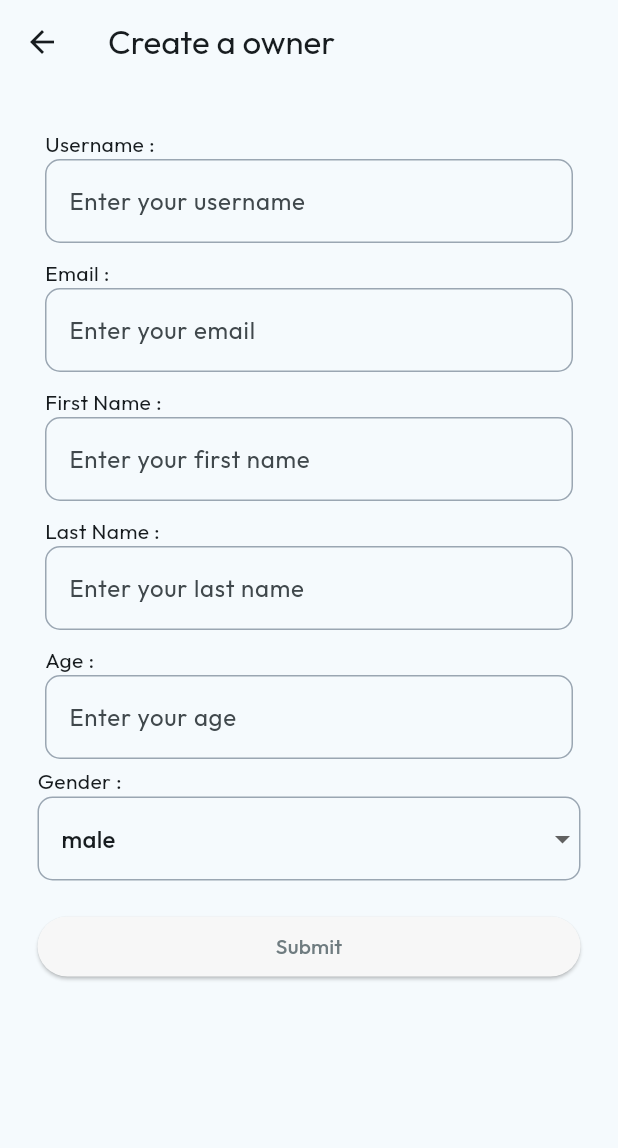
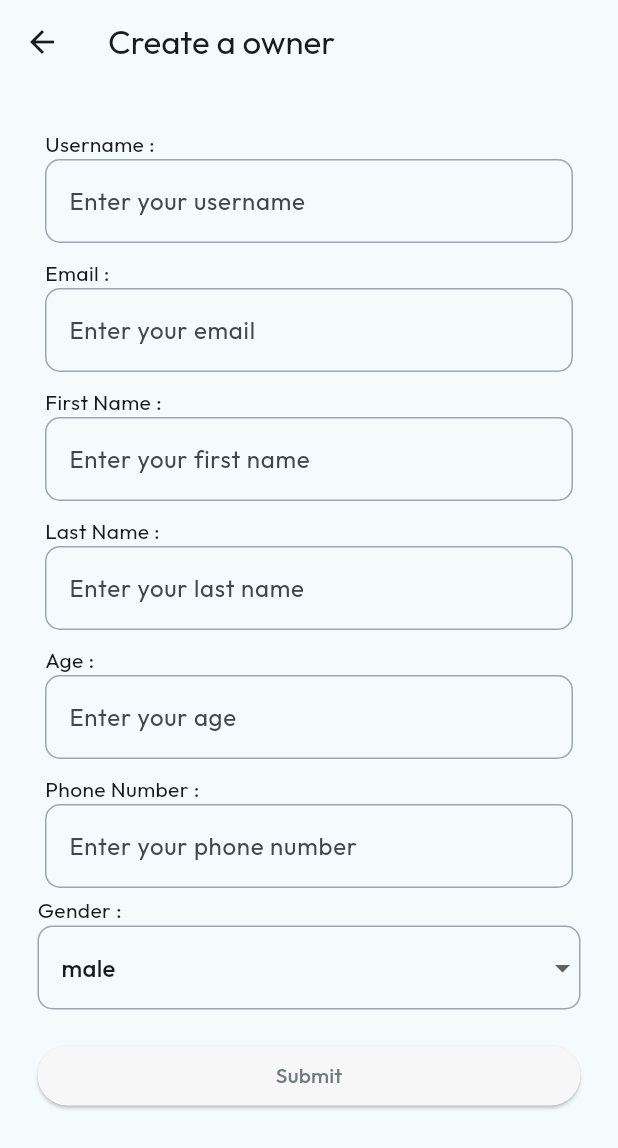
Before and after one commit to krishas04/moto_manage_app, a Flutter app: the screen it shows after launch, after a tap on "Create new user", on a phone screen of 412 x 824 dp. Shown: the top 1148 px of the screen. Run offline on Flutter 3.47's test engine with Material 3 defaults, Android fonts, the phone set to English and light mode, and no system bars; our stand-ins replace flutter_svg, get_it, go_router; network calls fail.

Commit message:
refactor: generalize data sources and add dashboard summary cards

```diff
--- a/lib/core/di/service_locator.dart
+++ b/lib/core/di/service_locator.dart
@@ -1,4 +1,5 @@
 import 'package:get_it/get_it.dart';
+import 'package:http/http.dart' as http;
 import 'package:moto_manage/features/owner_management/data/data_sources/owner_remote_data_source.dart';
 import 'package:moto_manage/features/owner_management/data/repositories/owner_repository_impl.dart';
 import 'package:moto_manage/features/owner_management/domain/repository_interfaces/owner_repository_interface.dart';
@@ -14,7 +15,7 @@ final getIt = GetIt.instance;
 
 void registerOwnerFeature(){
   getIt.registerLazySingleton<OwnerRemoteDataSource>(
-        ()=> OwnerRemoteDataSource(),
+        ()=> OwnerRemoteDataSource(client: getIt<http.Client>()),
   );
 
   getIt.registerLazySingleton<OwnerRepository>(
@@ -32,7 +33,7 @@ void registerOwnerFeature(){
 
 void registerVehicleFeature(){
   getIt.registerLazySingleton<VehicleRemoteDataSource>(
-        ()=> VehicleRemoteDataSource(),
+        ()=> VehicleRemoteDataSource(client: getIt<http.Client>()),
   );
 
   getIt.registerLazySingleton<VehicleRepository>(
@@ -49,6 +50,7 @@ void registerVehicleFeature(){
 }
 
 void setupLocator(){
+  getIt.registerLazySingleton<http.Client>(() => http.Client());
   registerOwnerFeature();
   registerVehicleFeature();
 }
--- a/lib/features/dashboard/presentation/pages/dashboard_screen.dart
+++ b/lib/features/dashboard/presentation/pages/dashboard_screen.dart
@@ -1,6 +1,8 @@
 import 'package:flutter/material.dart';
 import 'package:go_router/go_router.dart';
+import 'package:moto_manage/core/constants/app_colors.dart';
 import 'package:moto_manage/features/dashboard/presentation/widgets/owner_card_widget.dart';
+import 'package:moto_manage/features/dashboard/presentation/widgets/stat_card.dart';
 import 'package:moto_manage/features/dashboard/presentation/widgets/vehicle_card_widget.dart';
 import 'package:moto_manage/features/owner_management/domain/entities/owner.dart';
 
@@ -39,9 +41,43 @@ class _DashboardScreenState extends State<DashboardScreen> {
         title: Text('Dashboard'),
         centerTitle: true,
       ),
-      body: Column(
+      body: SingleChildScrollView(
+        scrollDirection: Axis.vertical,
+        child: Container(
+          margin: EdgeInsets.all(5),
+          child: Column(
             crossAxisAlignment: CrossAxisAlignment.start,
             children: [
+              Row(
+                children: [
+                  Expanded(
+                    child: GestureDetector(
+                      child: FutureBuilder(
+                        future: futureVehicles,
+                        builder: (context, snapshot) {
+                          int count= snapshot.hasData?snapshot.data!.length : 0;
+                          return StatCard(count: count, label: 'Total Vehicles', icon: Icons.directions_car);
+                        },
+                      ),
+                      onTap: ()=>context.push('/vehicles'),
+                    ),
+                  ),
+                  SizedBox(width: 10,),
+                  Expanded(
+                    child: GestureDetector(
+                      child: FutureBuilder(
+                        future: futureOwners,
+                        builder: (context, snapshot) {
+                          int count= snapshot.hasData?snapshot.data!.length : 0;
+                          return StatCard(count: count, label: 'Total Owners', icon: Icons.person);
+                        },
+                      ),
+                      onTap: ()=>context.push('/owners'),
+                    ),
+                  ),
+                ],
+              ),
+
               // owner section
               Row(
                 children: [
@@ -104,7 +140,7 @@ class _DashboardScreenState extends State<DashboardScreen> {
               Row(
                 children: [
                   Text('Vehicles'),
-              SizedBox(width: 300,),
+                  SizedBox(width: 280,),
                   Text('View all')
                 ],
               ),
@@ -152,6 +188,8 @@ class _DashboardScreenState extends State<DashboardScreen> {
 
             ],
           ),
+        ),
+      ),
     );
   }
 }
--- /dev/null
+++ b/lib/features/dashboard/presentation/widgets/stat_card.dart
@@ -0,0 +1,39 @@
+import 'package:flutter/material.dart';
+
+import '../../../../core/constants/app_colors.dart';
+class StatCard extends StatefulWidget {
+  final int count;
+  final String label;
+  final IconData icon;
+  const StatCard({super.key,required this.count,required this.label,required this.icon});
+
+  @override
+  State<StatCard> createState() => _StatCardState();
+}
+
+class _StatCardState extends State<StatCard> {
+  @override
+  Widget build(BuildContext context) {
+    return Container(
+      width: 180,
+      height: 180,
+      decoration: BoxDecoration(
+          color: AppColors.tWhite,
+          borderRadius: BorderRadius.circular(30)
+      ),
+      padding: EdgeInsets.all(10),
+      child: Column(
+        children: [
+          Icon(widget.icon,size: 30,),
+          Text(
+            '${widget.count}',
+            style: TextStyle(
+                fontSize: 70
+            ),
+          ),
+          Text(widget.label)
+        ],
+      ),
+    );
+  }
+}
--- a/lib/features/owner_management/data/data_sources/owner_remote_data_source.dart
+++ b/lib/features/owner_management/data/data_sources/owner_remote_data_source.dart
@@ -1,39 +1,23 @@
-import 'dart:convert';
 
-import 'package:http/http.dart' as http;
-import 'package:moto_manage/core/constants/api_constants.dart';
-
+import '../../../../core/api/api_service.dart';
 import '../models/owner_model.dart';
 
-class OwnerRemoteDataSource{
+class OwnerRemoteDataSource extends BaseRemoteDataSource<OwnerModel>{
+  OwnerRemoteDataSource({required super.client});
 
   // fetch all users
-  Future<List<OwnerModel>> fetchOwnersFromAPi() async{
-    final response=await http.get(Uri.parse('${ApiConstants.baseUrl}/users/'));
-
-    if(response.statusCode==200){
-      // json string -> dart object
-      List<dynamic> data=jsonDecode(response.body);
-      //dart object -> OwnerModel
-      return data.map((json)=>OwnerModel.fromJson(json)).toList();
-    }else{
-      throw Exception('Failed to load users');
-    }
+  Future<List<OwnerModel>> fetchOwners() {
+    return getList(
+      endpoint: '/users/',
+      fromJson: (json) => OwnerModel.fromJson(json),
+    );
   }
 
-  //create owner
-  Future<bool> createOwnerFromApi(OwnerModel owner) async {
-    try {
-      final response = await http.post(
-        Uri.parse('${ApiConstants.baseUrl}/users/'),
-        headers: {"Content-Type": "application/json"},
-        body: jsonEncode(owner.toJson()),
-      );
-
-      return response.statusCode == 201;
-    } catch (e) {
-      throw Exception('API Error: $e');
-    }
+  Future<bool> createOwner(OwnerModel owner) {
+    return post(
+      endpoint: '/users/',
+      body: owner.toJson(),
+    );
   }
 
 }
--- a/lib/features/owner_management/data/repositories/owner_repository_impl.dart
+++ b/lib/features/owner_management/data/repositories/owner_repository_impl.dart
@@ -11,12 +11,12 @@ class OwnerRepositoryImpl implements OwnerRepository{
 
   @override
   Future<List<OwnerEntity>> getOwners() async{
-    return await remoteDataSource.fetchOwnersFromAPi();
+    return await remoteDataSource.fetchOwners();
   }
 
   @override
-  Future<bool> createOwner(OwnerEntity owner) async{
+  Future<bool> makeOwner(OwnerEntity owner) async{
     final ownerModel = OwnerModel.fromEntity(owner);
-    return await remoteDataSource.createOwnerFromApi(ownerModel);
+    return await remoteDataSource.createOwner(ownerModel);
   }
 }
--- a/lib/features/owner_management/domain/repository_interfaces/owner_repository_interface.dart
+++ b/lib/features/owner_management/domain/repository_interfaces/owner_repository_interface.dart
@@ -2,5 +2,5 @@ import '../entities/owner.dart';
 
 abstract class OwnerRepository {
   Future<List<OwnerEntity>> getOwners();
-  Future<bool> createOwner(OwnerEntity owner);
+  Future<bool> makeOwner(OwnerEntity owner);
 }
--- a/lib/features/owner_management/domain/usecases/create_owner_usercase.dart
+++ b/lib/features/owner_management/domain/usecases/create_owner_usercase.dart
@@ -7,6 +7,6 @@ class CreateOwnerUseCase{
   CreateOwnerUseCase(this.ownerRepository);
 
   Future<bool> call(OwnerEntity owner) async{
-    return await ownerRepository.createOwner(owner);
+    return await ownerRepository.makeOwner(owner);
   }
 }
--- a/lib/features/owner_management/presentation/pages/create_owner_screen.dart
+++ b/lib/features/owner_management/presentation/pages/create_owner_screen.dart
@@ -93,6 +93,7 @@ class _CreateOwnerScreenState extends State<CreateOwnerScreen> {
                   CustomTextField(controller:_fNameController, label:"First Name"),
                   CustomTextField(controller:_lNameController, label:"Last Name"),
                   CustomTextField(controller:_ageController, label:"Age",type: TextInputType.number),
+                  CustomTextField(controller:_phoneController, label:"Phone Number",type: TextInputType.number),
 
                   // Gender Dropdown
                   Text("Gender :"),
--- a/lib/features/vehicles_management/data/data_sources/vehicle_remote_data_source.dart
+++ b/lib/features/vehicles_management/data/data_sources/vehicle_remote_data_source.dart
@@ -1,34 +1,23 @@
-import 'dart:convert';
 
-import 'package:http/http.dart' as http;
-import 'package:moto_manage/core/constants/api_constants.dart';
-
+import '../../../../core/api/api_service.dart';
 import '../models/vehicle_model.dart';
 
 
+class VehicleRemoteDataSource extends BaseRemoteDataSource<VehicleModel>{
+  VehicleRemoteDataSource({required super.client});
 
-class VehicleRemoteDataSource{
   // Fetch All Vehicles
-  Future<List<VehicleModel>> fetchVehiclesFromApi() async {
-    final response = await http.get(Uri.parse('${ApiConstants.baseUrl}/vehicles/'));
-
-    if (response.statusCode == 200) {
-      List<dynamic> data = jsonDecode(response.body);
-      return data.map((json) => VehicleModel.fromJson(json)).toList();
-    } else {
-      throw Exception("Failed to load vehicles");
-    }
+  Future<List<VehicleModel>> fetchVehicles() async{
+    return getList(
+        endpoint: '/vehicles/',
+        fromJson: (json)=>VehicleModel.fromJson(json));
   }
 
   //fetch vehicles for a specific owner
-  Future<List<VehicleModel>> fetchVehiclesByOwnerFromApi(String ownerId) async{
-    final response= await http.get(Uri.parse('${ApiConstants.baseUrl}/users/$ownerId/vehicles/'));
+  Future<List<VehicleModel>> fetchVehiclesByOwner(String ownerId) async{
+    return getList(
+        endpoint: '/users/$ownerId/vehicles/',
+        fromJson: (json)=>VehicleModel.fromJson(json));
+  }
 
-    if(response.statusCode==200){
-      List<dynamic> data = jsonDecode(response.body);
-      return data.map((json) => VehicleModel.fromJson(json)).toList();
-    }else {
-      throw Exception("Failed to load vehicles for owner $ownerId");
-    }
-  }
 }
--- a/lib/features/vehicles_management/data/repositories/vehicle_repository_impl.dart
+++ b/lib/features/vehicles_management/data/repositories/vehicle_repository_impl.dart
@@ -9,13 +9,13 @@ class VehicleRepositoryImpl implements VehicleRepository{
 
   @override
   Future<List<VehicleEntity>> getVehicles() async{
-    final vehicleModels = await vehicleRemoteDataSource.fetchVehiclesFromApi();
+    final vehicleModels = await vehicleRemoteDataSource.fetchVehicles();
     return vehicleModels.map((model) => model.toEntity()).toList();
   }
 
   @override
   Future<List<VehicleEntity>> getVehiclesByOwner(String ownerId) async{
-    final vehicleModels = await vehicleRemoteDataSource.fetchVehiclesByOwnerFromApi(ownerId);
+    final vehicleModels = await vehicleRemoteDataSource.fetchVehiclesByOwner(ownerId);
     return vehicleModels.map((model) => model.toEntity()).toList();
   }
 }
--- a/lib/features/vehicles_management/presentation/pages/vehicles_screen.dart
+++ b/lib/features/vehicles_management/presentation/pages/vehicles_screen.dart
@@ -59,11 +59,7 @@ class _VehiclesScreenState extends State<VehiclesScreen> {
                     leading: Icon(Icons.bike_scooter),
                     title: Text(vehicle.vehicleType),
                     subtitle: Text('${vehicle.fuelType} | ${vehicle.make}'),
-                    onTap: (){
-                      Navigator.push(
-                          context,
-                          MaterialPageRoute(builder: (context)=>VehiclesScreen()));
-                    },
+                    onTap: (){},
                   );
                 },
               );
```
Also changed, not shown: lib/core/api/api_service.dart (added, +46 -0 lines), lib/core/api/api_constants.dart (renamed from lib/core/constants/api_constants.dart). Lines whose indentation alone changed are shown as unchanged.
